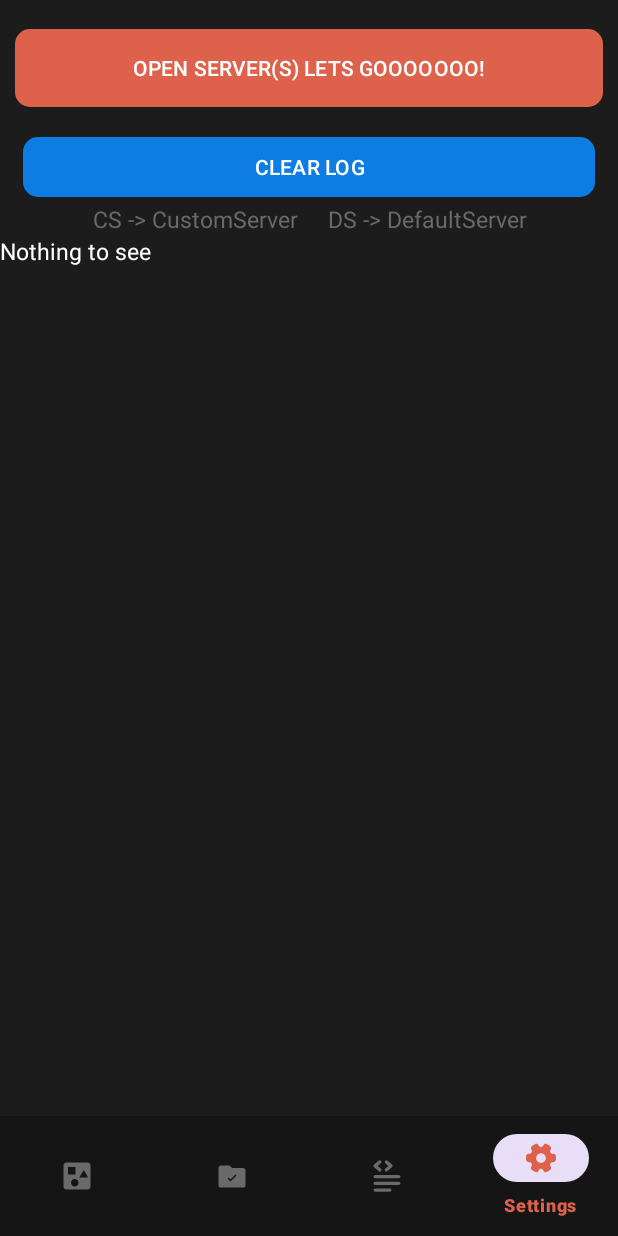
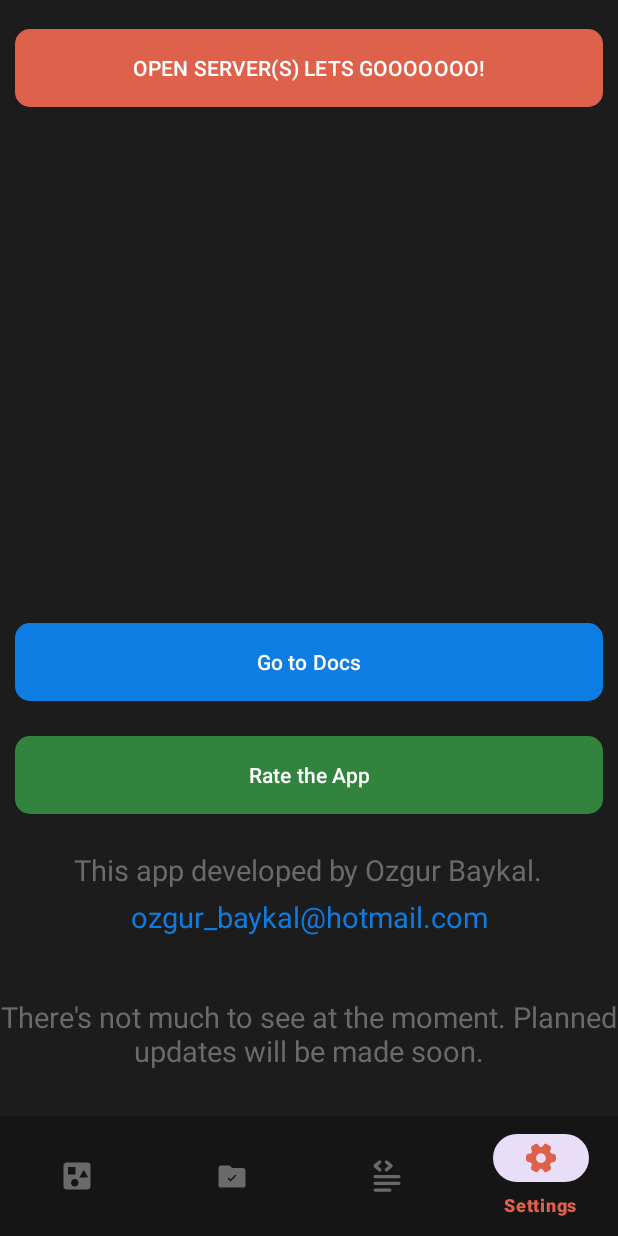
Before and after one commit to ozgurbaykal/HostMobile, an Android app: the MainActivity screen opened directly, with no data from a screen before it, item 4 of the bottom bar chosen, on a phone screen of 412 x 824 dp. Run offline under Robolectric (Android 15) with nearby library versions, the phone set to English and light mode, and no system bars; our stand-ins replace Room's generated code.

Commit message:
add new settings fragment and add some texts

```diff
--- a/app/src/main/java/com/ozgurbaykal/hostmobile/view/MainActivity.kt
+++ b/app/src/main/java/com/ozgurbaykal/hostmobile/view/MainActivity.kt
@@ -221,6 +221,8 @@ class MainActivity : AppCompatActivity() , CustomServerFragment.AuthCodeProcessS
                 }
                 R.id.page_4_bottom_nav_button -> {
                     Log.i(TAG, "Bottom Nav ClickEvent -> PAGE 4")
+                    changeFragment(SettingsFragment(), R.id.main_fragment_view, "SettingsFragmentTag")
+
                     return@setOnItemSelectedListener true
                 }
             }
--- /dev/null
+++ b/app/src/main/java/com/ozgurbaykal/hostmobile/view/SettingsFragment.kt
@@ -0,0 +1,84 @@
+package com.ozgurbaykal.hostmobile.view
+
+import android.content.ActivityNotFoundException
+import android.content.Intent
+import android.graphics.Color
+import android.net.Uri
+import android.os.Bundle
+import android.text.Spannable
+import android.text.SpannableStringBuilder
+import android.text.style.ForegroundColorSpan
+import android.view.LayoutInflater
+import android.view.View
+import android.view.ViewGroup
+import android.widget.Button
+import android.widget.ScrollView
+import android.widget.TextView
+import android.widget.Toast
+import androidx.core.content.ContextCompat
+import androidx.fragment.app.Fragment
+import com.ozgurbaykal.hostmobile.R
+import com.ozgurbaykal.hostmobile.databinding.FragmentSettingsBinding
+
+class SettingsFragment : Fragment(R.layout.fragment_settings) {
+    private val TAG = "_SettingsFragment"
+
+    private var _binding: FragmentSettingsBinding? = null
+    private val binding get() = _binding!!
+
+    private lateinit var mailText : TextView
+    private lateinit var goToDocsButton : Button
+    private lateinit var rateAppButton : Button
+
+
+    override fun onCreateView(
+        inflater: LayoutInflater,
+        container: ViewGroup?,
+        savedInstanceState: Bundle?
+    ): View? {
+
+        _binding = FragmentSettingsBinding.inflate(inflater, container, false)
+        val view = binding.root
+
+        mailText = binding.mailText
+        goToDocsButton = binding.goToDocsButton
+        rateAppButton = binding.rateAppButton
+
+
+        mailText.setOnClickListener {
+            val emailIntent = Intent(Intent.ACTION_SENDTO).apply {
+                data = Uri.parse("mailto:ozgur_baykal@hotmail.com")
+                putExtra(Intent.EXTRA_SUBJECT, "About HostMobile App")
+            }
+
+            try {
+                startActivity(emailIntent)
+            } catch (ex: ActivityNotFoundException) {
+                Toast.makeText(requireContext(), requireContext().getString(R.string.cant_find_mail_app), Toast.LENGTH_SHORT).show()
+            }
+
+
+        }
+
+        goToDocsButton.setOnClickListener {
+            val openURL = Intent(Intent.ACTION_VIEW)
+            openURL.data = Uri.parse("https://hostmobile.baykal.me")
+            startActivity(openURL)
+        }
+
+        rateAppButton.setOnClickListener {
+            try {
+                val playStoreIntent = Intent(Intent.ACTION_VIEW, Uri.parse("market://details?id=${requireContext().packageName}"))
+                startActivity(playStoreIntent)
+            } catch (e: Exception) {
+                val playStoreWebIntent = Intent(Intent.ACTION_VIEW, Uri.parse("https://play.google.com/store/apps/details?id=${requireContext().packageName}"))
+                startActivity(playStoreWebIntent)
+            }
+        }
+
+
+        return view
+    }
+
+
+}
--- a/app/src/main/java/com/ozgurbaykal/hostmobile/view/TutorialPage2.kt
+++ b/app/src/main/java/com/ozgurbaykal/hostmobile/view/TutorialPage2.kt
@@ -1,6 +1,8 @@
 package com.ozgurbaykal.hostmobile.view
 
 import android.content.Context
+import android.content.Intent
+import android.net.Uri
 import android.os.Bundle
 import android.util.Log
 import android.view.LayoutInflater
@@ -54,7 +56,9 @@ class TutorialPage2 : Fragment(R.layout.fragment_tutorial_page2) {
 
         goToDocButton.setOnClickListener {
             Log.i(TAG, "goToDocButton CLICKED")
-
+            val openURL = Intent(Intent.ACTION_VIEW)
+            openURL.data = Uri.parse("https://hostmobile.baykal.me")
+            startActivity(openURL)
         }
 
         return view
--- a/app/src/main/res/layout/fragment_default_server.xml
+++ b/app/src/main/res/layout/fragment_default_server.xml
@@ -169,23 +169,7 @@
                     android:layout_width="wrap_content"
                     android:layout_height="wrap_content"
                     android:layout_marginTop="15dp"
-                    android:text="@string/lorem_ipsum_5word"
-                    android:textColor="@color/custom_gray"
-                    android:textSize="19sp" />
-
-                <TextView
-                    android:layout_width="wrap_content"
-                    android:layout_height="wrap_content"
-                    android:layout_marginTop="15dp"
-                    android:text="@string/lorem_ipsum_5word"
-                    android:textColor="@color/custom_gray"
-                    android:textSize="19sp" />
-
-                <TextView
-                    android:layout_width="wrap_content"
-                    android:layout_height="wrap_content"
-                    android:layout_marginTop="15dp"
-                    android:text="@string/lorem_ipsum_5word"
+                    android:text="@string/nothing_to_see_for_now"
                     android:textColor="@color/custom_gray"
                     android:textSize="19sp" />
 
--- /dev/null
+++ b/app/src/main/res/layout/fragment_settings.xml
@@ -0,0 +1,99 @@
+<?xml version="1.0" encoding="utf-8"?>
+<RelativeLayout xmlns:android="http://schemas.android.com/apk/res/android"
+    xmlns:app="http://schemas.android.com/apk/res-auto"
+    android:layout_width="match_parent"
+    android:layout_height="match_parent"
+    android:background="@color/custom_black2">
+
+
+    <LinearLayout
+        android:layout_width="match_parent"
+        android:layout_height="wrap_content"
+        android:layout_above="@+id/settingsTextsLinear"
+        android:layout_marginBottom="20dp"
+        android:gravity="center"
+        android:orientation="vertical">
+
+        <Button
+            android:id="@+id/goToDocsButton"
+            android:layout_width="match_parent"
+            android:layout_height="60dp"
+            android:layout_marginLeft="10dp"
+            android:layout_marginTop="15dp"
+            android:layout_marginRight="10dp"
+            android:singleLine="true"
+            android:text="@string/go_to_docs"
+            android:textColor="@color/white"
+            app:backgroundTint="@color/custom_blue"
+            app:cornerRadius="10dp"
+            app:strokeColor="#FFFFFF" />
+
+        <Button
+            android:id="@+id/rateAppButton"
+            android:layout_width="match_parent"
+            android:layout_height="60dp"
+            android:layout_marginLeft="10dp"
+            android:layout_marginTop="15dp"
+            android:layout_marginRight="10dp"
+            android:singleLine="true"
+            android:text="@string/rate_app"
+            android:textColor="@color/white"
+            app:backgroundTint="@color/custom_green"
+            app:cornerRadius="10dp"
+            app:strokeColor="#FFFFFF" />
+
+
+    </LinearLayout>
+
+    <LinearLayout
+        android:id="@+id/settingsTextsLinear"
+        android:layout_width="match_parent"
+        android:layout_height="wrap_content"
+        android:layout_alignParentBottom="true"
+        android:layout_marginBottom="15dp"
+        android:layout_alignParentStart="true"
+        android:layout_alignParentEnd="true"
+        android:orientation="vertical"
+        android:gravity="center">
+
+        <TextView
+            android:layout_width="wrap_content"
+            android:layout_height="wrap_content"
+            android:layout_marginStart="0dp"
+            android:layout_marginEnd="0dp"
+            android:layout_marginBottom="5dp"
+            android:text="@string/design_by"
+            android:textAlignment="center"
+            android:textColor="@color/custom_gray"
+            android:textSize="19sp" />
+
+        <TextView
+            android:id="@+id/mail_text"
+            android:layout_width="wrap_content"
+            android:layout_height="wrap_content"
+            android:layout_marginStart="0dp"
+            android:layout_marginEnd="0dp"
+            android:layout_marginBottom="25dp"
+            android:text="ozgur_baykal@hotmail.com"
+            android:textAlignment="center"
+            android:textColor="@color/custom_blue"
+            android:textSize="19sp" />
+
+        <TextView
+            android:id="@+id/settings_bottom_text"
+            android:layout_width="wrap_content"
+            android:layout_height="wrap_content"
+            android:layout_marginStart="0dp"
+            android:layout_marginTop="15dp"
+            android:layout_marginEnd="0dp"
+            android:layout_marginBottom="15dp"
+            android:text="@string/nothing_to_see_for_now"
+            android:textAlignment="center"
+            android:textColor="@color/custom_gray"
+            android:textSize="19sp" />
+    </LinearLayout>
+
+
+
+
+</RelativeLayout>
--- a/app/src/main/res/values/strings.xml
+++ b/app/src/main/res/values/strings.xml
@@ -64,6 +64,10 @@
     <string name="port_conflict_message">The selected custom server %1$d port is currently in use by another application. Please select a different port and try again.</string>
 
 
+    <string name="nothing_to_see_for_now">There\'s not much to see at the moment. Planned updates will be made soon.</string>
+    <string name="rate_app">Rate the App</string>
+    <string name="design_by">This app developed by Ozgur Baykal.</string>
+    <string name="cant_find_mail_app">Can\'t find any mail app.</string>
 
 
 
```
Also changed, not shown: 1 other file.
